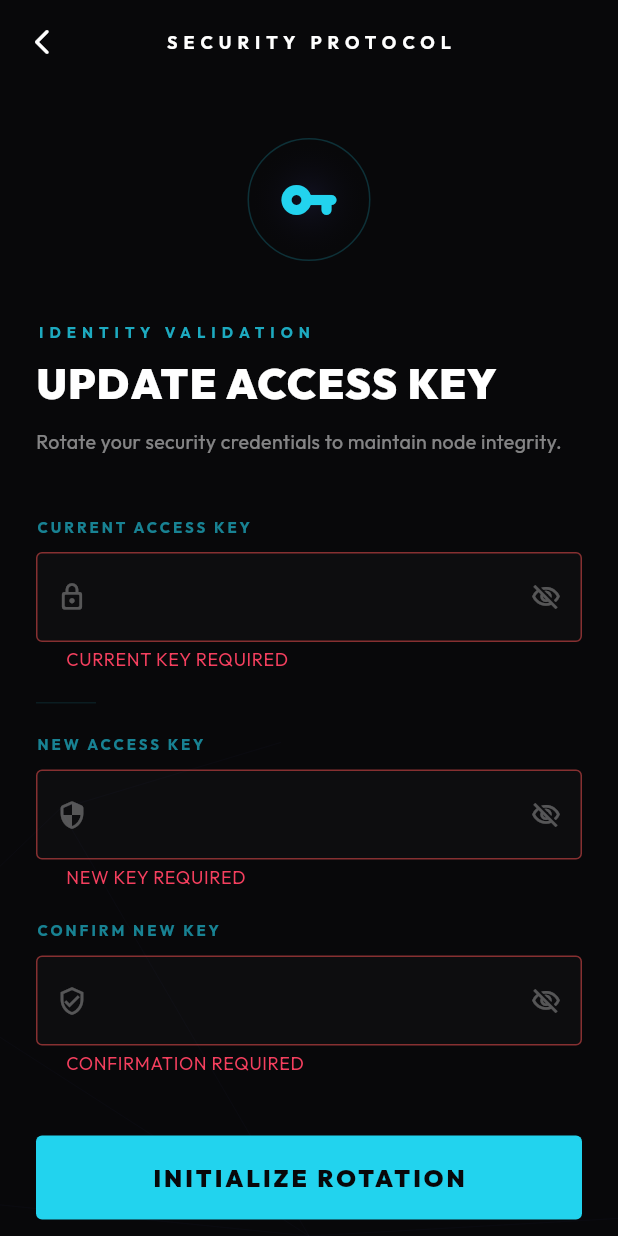
After one commit to JhaSourav07/yapper, a Flutter app: the ChangePasswordScreen screen opened by its route, after a tap on "INITIALIZE ROTATION", on a phone screen of 412 x 824 dp. The commit adds this screen. Run offline on Flutter 3.47's test engine with Material 3 defaults, Android fonts, the phone set to English and light mode, and no system bars; our stand-ins replace cloud_firestore, firebase_auth, firebase_core, flutter_riverpod, get, google_fonts; accounts and stored records are empty.

Commit message:
Refactor profile management: Replace ProfileScreen with separate ChangePasswordScreen, implement ChangePasswordController, and update routing in app_pages.dart

```diff
--- /dev/null
+++ b/lib/controllers/change_password_controller.dart
@@ -0,0 +1,170 @@
+import 'package:firebase_auth/firebase_auth.dart';
+import 'package:flutter/material.dart';
+import 'package:get/get.dart';
+import 'package:yapper/controllers/auth_controller.dart';
+
+class ChangePasswordController extends GetxController {
+  final AuthController _authController = Get.find<AuthController>();
+  final TextEditingController currentPasswordController = TextEditingController();
+  final TextEditingController confirmPasswordController = TextEditingController();
+  final TextEditingController newPasswordController = TextEditingController();
+
+  final GlobalKey<FormState> formKey = GlobalKey<FormState>();
+
+  final RxBool _isLoading = false.obs;
+  final RxString _error = ''.obs;
+  final RxBool _obscureCurrentPassword = true.obs;
+  final RxBool _obscureConfirmPassword = true.obs;
+  final RxBool _obscureNewPassword = true.obs;
+
+  bool get isLoading => _isLoading.value;
+  String get error => _error.value;
+  bool get obscureCurrentPassword => _obscureCurrentPassword.value;
+  bool get obscureConfirmPassword => _obscureConfirmPassword.value;
+  bool get obscureNewPassword => _obscureNewPassword.value;
+
+  @override
+  void onClose() {
+    currentPasswordController.dispose();
+    confirmPasswordController.dispose();
+    newPasswordController.dispose();
+    super.onClose();
+  }
+
+  void toggleCurrentPasswordVisibility() {
+    _obscureCurrentPassword.value = !_obscureCurrentPassword.value;
+  }
+  void toggleConfirmPasswordVisibility() {
+    _obscureConfirmPassword.value = !_obscureConfirmPassword.value;
+  }
+  void toggleNewPasswordVisibility() {
+    _obscureNewPassword.value = !_obscureNewPassword.value;
+  }
+
+  /// Executes the access key rotation protocol with mandatory re-authentication
+  Future<void> changePassword() async {
+    if (!formKey.currentState!.validate()) return;
+
+    try {
+      _isLoading.value = true;
+      _error.value = '';
+
+      final user = FirebaseAuth.instance.currentUser;
+      if (user == null || user.email == null) {
+        throw FirebaseAuthException(
+          code: 'user-not-found',
+          message: 'IDENTITY_LOST: NO ACTIVE SESSION FOUND',
+        );
+      }
+
+      // 1. RE-AUTHENTICATION PROTOCOL
+      // Sensitive operations like password changes require a fresh credential.
+      final AuthCredential credential = EmailAuthProvider.credential(
+        email: user.email!,
+        password: currentPasswordController.text.trim(),
+      );
+
+      // Verify the node's current access key with the core
+      await user.reauthenticateWithCredential(credential);
+
+      // 2. UPDATE ACCESS KEY
+      await user.updatePassword(newPasswordController.text.trim());
+
+      // 3. SUCCESS FEEDBACK
+      Get.snackbar(
+        'PROTOCOL SUCCESS',
+        'Access key rotated successfully. Security integrity maintained.',
+        snackPosition: SnackPosition.BOTTOM,
+        backgroundColor: const Color(0xFF22D3EE).withOpacity(0.1),
+        colorText: const Color(0xFF22D3EE),
+        duration: const Duration(seconds: 3),
+      );
+
+      // 4. CORE CLEANUP
+      currentPasswordController.clear();
+      newPasswordController.clear();
+      confirmPasswordController.clear();
+
+      // Return to Profile Core
+      Get.back();
+
+    } on FirebaseAuthException catch (e) {
+      String errorMessage;
+      switch (e.code) {
+        case 'wrong-password':
+        case 'invalid-credential':
+          errorMessage = 'VALIDATION FAILED: CURRENT KEY IS INCORRECT';
+          break;
+        case 'weak-password':
+          errorMessage = 'PROTOCOL ERROR: NEW KEY IS INSUFFICIENTLY SECURE';
+          break;
+        case 'requires-recent-login':
+          errorMessage = 'SESSION EXPIRED: PLEASE RE-AUTHENTICATE TO CONTINUE';
+          break;
+        case 'too-many-requests':
+          errorMessage = 'SYSTEM OVERLOAD: SECURITY LOCKOUT IN EFFECT';
+          break;
+        default:
+          errorMessage = 'PROTOCOL FAILURE: ${e.message?.toUpperCase() ?? e.code.toUpperCase()}';
+      }
+
+      _error.value = errorMessage;
+
+      Get.snackbar(
+        'PROTOCOL REJECTED',
+        errorMessage,
+        backgroundColor: Colors.redAccent.withOpacity(0.1),
+        colorText: Colors.redAccent,
+        snackPosition: SnackPosition.BOTTOM,
+        duration: const Duration(seconds: 5),
+      );
+    } catch (e) {
+      _error.value = 'SYSTEM ERROR: UNABLE TO COMMUNICATE WITH MESH CORE';
+      Get.snackbar(
+        'SYSTEM FAILURE',
+        'An unexpected error occurred during encryption update.',
+        backgroundColor: Colors.redAccent.withOpacity(0.1),
+        colorText: Colors.redAccent,
+        snackPosition: SnackPosition.BOTTOM,
+      );
+    } finally {
+      _isLoading.value = false;
+    }
+  }
+
+  // --- VALIDATORS ---
+
+  String? validateCurrentPassword(String? value) {
+    if (value == null || value.trim().isEmpty) {
+      return 'CURRENT KEY REQUIRED';
+    }
+    return null;
+  }
+
+  String? validateNewPassword(String? value) {
+    if (value == null || value.trim().isEmpty) {
+      return 'NEW KEY REQUIRED';
+    }
+    if (value.trim().length < 6) {
+      return 'MINIMUM 6 CHARACTERS REQUIRED';
+    }
+    if (value.trim() == currentPasswordController.text.trim()) {
+      return 'NEW KEY MUST DIFFER FROM CURRENT KEY';
+    }
+    return null;
+  }
+
+  String? validateConfirmPassword(String? value) {
+    if (value == null || value.trim().isEmpty) {
+      return 'CONFIRMATION REQUIRED';
+    }
+    if (value.trim() != newPasswordController.text.trim()) {
+      return 'KEYS DO NOT MATCH';
+    }
+    return null;
+  }
+
+  void clearError() {
+    _error.value = '';
+  }
+}
--- a/lib/routes/app_pages.dart
+++ b/lib/routes/app_pages.dart
@@ -2,12 +2,14 @@ import 'package:get/get.dart';
 import 'package:get/get_navigation/src/routes/get_route.dart';
 import 'package:yapper/routes/app_routes.dart';
 import 'package:yapper/views/splash_screen.dart';
+import '../controllers/change_password_controller.dart';
 import '../controllers/profile_controller.dart';
 import '../views/auth/forgot_password_screen.dart';
 import '../views/auth/login_screen.dart';
 import '../views/auth/register_screen.dart';
 import '../views/main_screen.dart';
-import '../views/profile_screen.dart';
+import '../views/profile/change_password_screen.dart';
+import '../views/profile/profile_screen.dart';
 
 class AppPages {
   static const initial = AppRoutes.splash;
@@ -41,13 +43,13 @@ class AppPages {
       //   Get.put(ForgotPasswordController());
       // }),
     ),
-    // GetPage(
-    //   name: AppRoutes.changePassword,
-    //   page: () => ChangePasswordScreen(),
-    //   binding: BindingBuilder(() {
-    //     Get.put(ChangePasswordController());
-    //   }),
-    // ),
+    GetPage(
+      name: AppRoutes.changePassword,
+      page: () => ChangePasswordScreen(),
+      // binding: BindingsBuilder(() {
+      //   Get.put(ChangePasswordController());
+      // }),
+    ),
     GetPage(
       name: AppRoutes.profile,
       page: () => ProfileScreen(),
--- /dev/null
+++ b/lib/views/profile/change_password_screen.dart
@@ -0,0 +1,346 @@
+import 'package:flutter/material.dart';
+import 'package:get/get.dart';
+import 'package:yapper/controllers/change_password_controller.dart';
+import 'dart:math' as math;
+
+class ChangePasswordScreen extends StatefulWidget {
+  const ChangePasswordScreen({super.key});
+
+  @override
+  State<ChangePasswordScreen> createState() => _ChangePasswordScreenState();
+}
+
+class _ChangePasswordScreenState extends State<ChangePasswordScreen> with TickerProviderStateMixin {
+  late AnimationController _rotationController;
+  // Initialize controller outside of build for stability
+  final ChangePasswordController controller = Get.put(ChangePasswordController());
+
+  @override
+  void initState() {
+    super.initState();
+    _rotationController = AnimationController(
+      vsync: this,
+      duration: const Duration(seconds: 35),
+    )..repeat();
+  }
+
+  @override
+  void dispose() {
+    _rotationController.dispose();
+    super.dispose();
+  }
+
+  @override
+  Widget build(BuildContext context) {
+    return Scaffold(
+      backgroundColor: const Color(0xFF08080A),
+      appBar: AppBar(
+        backgroundColor: Colors.transparent,
+        elevation: 0,
+        leading: IconButton(
+          onPressed: () => Get.back(),
+          icon: const Icon(Icons.arrow_back_ios_new_rounded, color: Colors.white, size: 20),
+        ),
+        title: const Text(
+          "SECURITY PROTOCOL",
+          style: TextStyle(
+            color: Colors.white,
+            fontSize: 12,
+            fontWeight: FontWeight.bold,
+            letterSpacing: 4,
+          ),
+        ),
+        centerTitle: true,
+      ),
+      body: Stack(
+        children: [
+          // Background Mesh Animation
+          AnimatedBuilder(
+            animation: _rotationController,
+            builder: (context, child) {
+              return CustomPaint(
+                painter: ChangePasswordMeshPainter(
+                  rotation: _rotationController.value,
+                ),
+                size: Size.infinite,
+              );
+            },
+          ),
+
+          SafeArea(
+            child: SingleChildScrollView(
+              padding: const EdgeInsets.symmetric(horizontal: 24, vertical: 16),
+              child: Form(
+                key: controller.formKey,
+                child: Column(
+                  crossAxisAlignment: CrossAxisAlignment.start,
+                  children: [
+                    const SizedBox(height: 20),
+
+                    // Header Icon
+                    Center(
+                      child: Container(
+                        padding: const EdgeInsets.all(20),
+                        decoration: BoxDecoration(
+                          shape: BoxShape.circle,
+                          border: Border.all(
+                            color: const Color(0xFF22D3EE).withOpacity(0.2),
+                            width: 1,
+                          ),
+                          gradient: RadialGradient(
+                            colors: [
+                              const Color(0xFF6366F1).withOpacity(0.1),
+                              Colors.transparent,
+                            ],
+                          ),
+                        ),
+                        child: const Icon(
+                          Icons.vpn_key_rounded,
+                          color: Color(0xFF22D3EE),
+                          size: 40,
+                        ),
+                      ),
+                    ),
+
+                    const SizedBox(height: 40),
+
+                    // Typography
+                    Text(
+                      "IDENTITY VALIDATION",
+                      style: TextStyle(
+                        color: const Color(0xFF22D3EE).withOpacity(0.8),
+                        fontSize: 10,
+                        fontWeight: FontWeight.bold,
+                        letterSpacing: 4,
+                      ),
+                    ),
+                    const SizedBox(height: 8),
+                    const Text(
+                      "UPDATE ACCESS KEY",
+                      style: TextStyle(
+                        color: Colors.white,
+                        fontSize: 28,
+                        fontWeight: FontWeight.w900,
+                        letterSpacing: 1,
+                      ),
+                    ),
+                    const SizedBox(height: 8),
+                    Text(
+                      "Rotate your security credentials to maintain node integrity.",
+                      style: TextStyle(
+                        color: Colors.white.withOpacity(0.5),
+                        fontSize: 13,
+                        height: 1.5,
+                      ),
+                    ),
+
+                    const SizedBox(height: 40),
+
+                    // Current Password Field
+                    Obx(() => _buildTechnicalField(
+                      label: "CURRENT ACCESS KEY",
+                      controller: controller.currentPasswordController,
+                      icon: Icons.lock_outline_rounded,
+                      obscureText: controller.obscureCurrentPassword,
+                      onToggle: controller.toggleCurrentPasswordVisibility,
+                      validator: controller.validateCurrentPassword,
+                    )),
+
+                    const SizedBox(height: 20),
+
+                    // Divider Line
+                    Container(
+                      height: 1,
+                      width: 40,
+                      color: const Color(0xFF22D3EE).withOpacity(0.1),
+                    ),
+                    const SizedBox(height: 20),
+
+                    // New Password Field
+                    Obx(() => _buildTechnicalField(
+                      label: "NEW ACCESS KEY",
+                      controller: controller.newPasswordController,
+                      icon: Icons.security_rounded,
+                      obscureText: controller.obscureNewPassword,
+                      onToggle: controller.toggleNewPasswordVisibility,
+                      validator: controller.validateNewPassword,
+                    )),
+
+                    const SizedBox(height: 20),
+
+                    // Confirm Password Field
+                    Obx(() => _buildTechnicalField(
+                      label: "CONFIRM NEW KEY",
+                      controller: controller.confirmPasswordController,
+                      icon: Icons.verified_user_outlined,
+                      obscureText: controller.obscureConfirmPassword,
+                      onToggle: controller.toggleConfirmPasswordVisibility,
+                      validator: controller.validateConfirmPassword,
+                    )),
+
+                    const SizedBox(height: 40),
+
+                    // Submit Button
+                    Obx(() => SizedBox(
+                      width: double.infinity,
+                      height: 56,
+                      child: ElevatedButton(
+                        onPressed: controller.isLoading ? null : controller.changePassword,
+                        style: ElevatedButton.styleFrom(
+                          backgroundColor: const Color(0xFF22D3EE),
+                          foregroundColor: const Color(0xFF08080A),
+                          disabledBackgroundColor: const Color(0xFF22D3EE).withOpacity(0.3),
+                          shape: RoundedRectangleBorder(
+                            borderRadius: BorderRadius.circular(4),
+                          ),
+                          elevation: 0,
+                        ),
+                        child: controller.isLoading
+                            ? const SizedBox(
+                                height: 20,
+                                width: 20,
+                                child: CircularProgressIndicator(
+                                  color: Color(0xFF08080A),
+                                  strokeWidth: 2,
+                                ),
+                              )
+                            : const Text(
+                                "INITIALIZE ROTATION",
+                                style: TextStyle(
+                                  fontWeight: FontWeight.w900,
+                                  letterSpacing: 2,
+                                ),
+                              ),
+                      ),
+                    )),
+
+                    const SizedBox(height: 24),
+
+                    // System Error Display
+                    Obx(() => controller.error.isNotEmpty
+                        ? Container(
+                            width: double.infinity,
+                            padding: const EdgeInsets.all(12),
+                            decoration: BoxDecoration(
+                              color: Colors.redAccent.withOpacity(0.1),
+                              borderRadius: BorderRadius.circular(4),
+                              border: Border.all(color: Colors.redAccent.withOpacity(0.3)),
+                            ),
+                            child: Text(
+                              controller.error,
+                              style: const TextStyle(
+                                color: Colors.redAccent,
+                                fontSize: 10,
+                                fontWeight: FontWeight.bold,
+                                letterSpacing: 1,
+                              ),
+                              textAlign: TextAlign.center,
+                            ),
+                          )
+                        : const SizedBox.shrink()),
+                  ],
+                ),
+              ),
+            ),
+          ),
+        ],
+      ),
+    );
+  }
+
+  Widget _buildTechnicalField({
+    required String label,
+    required TextEditingController controller,
+    required IconData icon,
+    required bool obscureText,
+    required VoidCallback onToggle,
+    String? Function(String?)? validator,
+  }) {
+    return Column(
+      crossAxisAlignment: CrossAxisAlignment.start,
+      children: [
+        Text(
+          label,
+          style: TextStyle(
+            color: const Color(0xFF22D3EE).withOpacity(0.6),
+            fontSize: 10,
+            fontWeight: FontWeight.bold,
+            letterSpacing: 2,
+          ),
+        ),
+        const SizedBox(height: 10),
+        TextFormField(
+          controller: controller,
+          obscureText: obscureText,
+          validator: validator,
+          style: const TextStyle(color: Colors.white, fontSize: 16, letterSpacing: 1),
+          cursorColor: const Color(0xFF22D3EE),
+          decoration: InputDecoration(
+            prefixIcon: Icon(icon, color: Colors.white.withOpacity(0.3), size: 20),
+            suffixIcon: IconButton(
+              icon: Icon(
+                obscureText ? Icons.visibility_off_outlined : Icons.visibility_outlined,
+                color: Colors.white.withOpacity(0.3),
+                size: 20,
+              ),
+              onPressed: onToggle,
+            ),
+            filled: true,
+            fillColor: Colors.white.withOpacity(0.02),
+            enabledBorder: OutlineInputBorder(
+              borderRadius: BorderRadius.circular(4),
+              borderSide: BorderSide(color: Colors.white.withOpacity(0.05)),
+            ),
+            focusedBorder: OutlineInputBorder(
+              borderRadius: BorderRadius.circular(4),
+              borderSide: const BorderSide(color: Color(0xFF22D3EE), width: 1),
+            ),
+            errorBorder: OutlineInputBorder(
+              borderRadius: BorderRadius.circular(4),
+              borderSide: BorderSide(color: Colors.redAccent.withOpacity(0.5)),
+            ),
+            focusedErrorBorder: OutlineInputBorder(
+              borderRadius: BorderRadius.circular(4),
+              borderSide: const BorderSide(color: Colors.redAccent),
+            ),
+            contentPadding: const EdgeInsets.symmetric(horizontal: 16, vertical: 18),
+          ),
+        ),
+      ],
+    );
+  }
+}
+
+class ChangePasswordMeshPainter extends CustomPainter {
+  final double rotation;
+
+  ChangePasswordMeshPainter({required this.rotation});
+
+  @override
+  void paint(Canvas canvas, Size size) {
+    final paint = Paint()
+      ..color = const Color(0xFF6366F1).withOpacity(0.04)
+      ..strokeWidth = 0.5;
+
+    // Originating from bottom center
+    final center = Offset(size.width / 2, size.height);
+    const nodes = 10;
+    final radius = size.width * 0.8;
+
+    for (var i = 0; i < nodes; i++) {
+      final angle = (i * 1.5 * math.pi / nodes) - (rotation * 0.2 * math.pi);
+      final x = center.dx + radius * math.cos(angle);
+      final y = center.dy + radius * math.sin(angle);
+
+      canvas.drawLine(Offset(x, y), center, paint);
+
+      final nextAngle = ((i + 1) * 1.5 * math.pi / nodes) - (rotation * 0.2 * math.pi);
+      final nx = center.dx + radius * math.cos(nextAngle);
+      final ny = center.dy + radius * math.sin(nextAngle);
+      canvas.drawLine(Offset(x, y), Offset(nx, ny), paint);
+    }
+  }
+
+  @override
+  bool shouldRepaint(covariant ChangePasswordMeshPainter oldDelegate) => true;
+}
--- a/lib/views/profile_screen.dart
+++ b/lib/views/profile/profile_screen.dart
@@ -1,9 +1,8 @@
 import 'package:flutter/material.dart';
 import 'package:get/get.dart';
 import 'dart:math' as math;
-import '../controllers/profile_controller.dart';
-import '../theme/app_theme.dart';
-import '../routes/app_routes.dart';
+import '../../controllers/profile_controller.dart';
+import '../../routes/app_routes.dart';
 
 class ProfileScreen extends StatefulWidget {
   const ProfileScreen({super.key});
```
